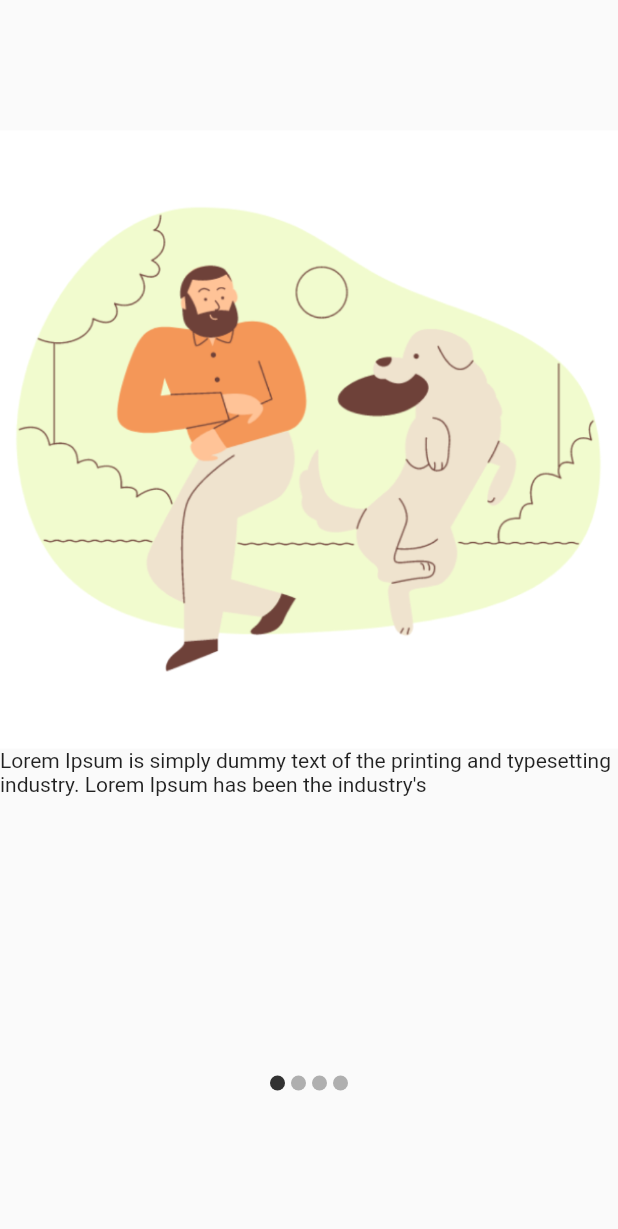
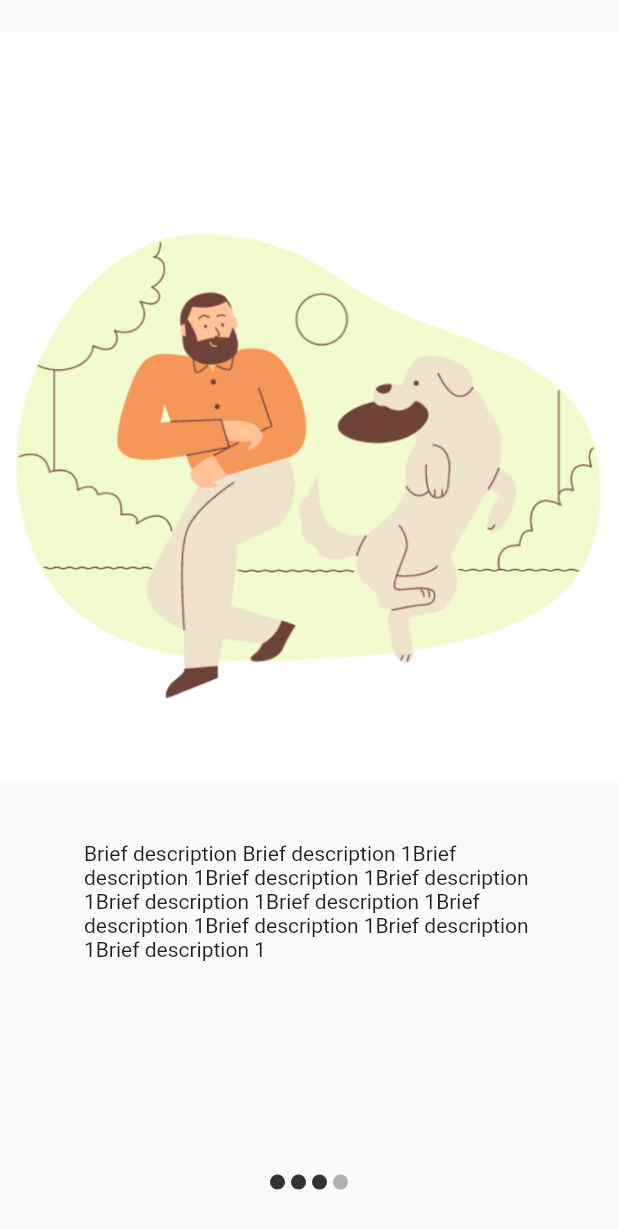
Before and after one commit to Crufixs/Captain-Puppy, a Flutter app: the WelcomePage screen opened directly, on a phone screen of 412 x 824 dp. Shown: the top 1229 px of the screen. Run offline on Flutter 3.47's test engine with Material 2 defaults, Android fonts, the light colour scheme and no system bars; drawn by our look-alikes of carousel_slider; our stand-ins replace fl_chart, rflutter_alert, sqflite; accounts and stored records are empty.

Commit message:
hi piii!! welcome page

```diff
--- a/lib/pages/welcome pages/Welcome page 1.dart
+++ b/lib/pages/welcome pages/Welcome page 1.dart
@@ -14,12 +14,18 @@ class WelcomePage extends StatefulWidget {
 
 class _WelcomePageState extends State<WelcomePage> {
   List messages = [
-    "Lorem Ipsum is simply dummy text of the printing "
-        "and typesetting industry. Lorem Ipsum has been the industry's ",
-    "standard dummy text ever since the 1500s, when an unknown printer "
-        "took a galley of type and scrambled it to make a type specimen book.",
-    "and typesetting industry. Lorem Ipsum has been the industry's "
-        "standard dummy text ever since the 1500s, when an unknown printer ",
+    "Brief description Brief description 1Brief description 1Brief "
+        "description 1Brief description 1Brief description 1Brief "
+        "description 1Brief description 1Brief description 1Brief "
+        "description 1Brief description 1 ",
+    "Brief description Brief description 1Brief description 1Brief "
+        "description 1Brief description 1Brief description 1Brief "
+        "description 1Brief description 1Brief description 1Brief "
+        "description 1Brief description 1 ",
+    "Brief description Brief description 1Brief description 1Brief "
+        "description 1Brief description 1Brief description 1Brief "
+        "description 1Brief description 1Brief description 1Brief "
+        "description 1Brief description 1 ",
     " "
   ];
   int _currentIndex = 0;
@@ -27,10 +33,18 @@ class _WelcomePageState extends State<WelcomePage> {
   generateTextOrButton(int index){
     if(index != 3){
       return Flexible(
+        child: Container(
+          width: 300,
+          child: Padding(
+            padding: const EdgeInsets.only(top:40),
             child: Text(messages[index]),
+          ),
+        ),
       );
     } else {
-      return Button(
+      return Padding(
+        padding: const EdgeInsets.only(top:40),
+        child: Button(
           onClicked: () {
             Navigator.push(
               context, MaterialPageRoute(builder: (context) => EditProfile()),
@@ -39,6 +53,7 @@ class _WelcomePageState extends State<WelcomePage> {
           hPadding: 10,
           vPadding: 10,
           text: 'Let\'s Get Started!',
+        ),
       );
     }
   }
@@ -74,7 +89,14 @@ class _WelcomePageState extends State<WelcomePage> {
                             decoration: BoxDecoration(
                               color: Colors.white,
                             ),
+                            child: Container(
+                              height: 500,
+                                width: 500,
+                                child: Padding(
+                                  padding: const EdgeInsets.only(top: 80),
                                   child: Image.asset("images/page$i.png"),
+                                )
+                            ),
                           ),
                           generateTextOrButton(i),
                           Expanded(
```
Lines whose indentation alone changed are shown as unchanged.
